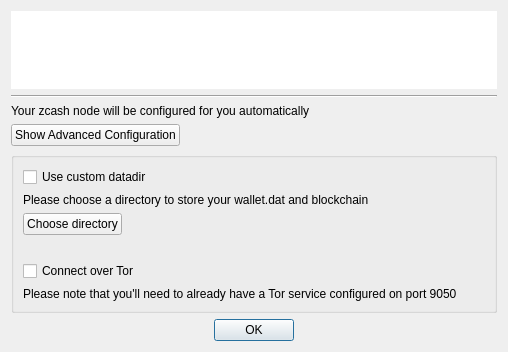
Qt form src/createzcashconfdialog.ui (z-bitcoinz/BitcoinZ_Blue) before a commit.
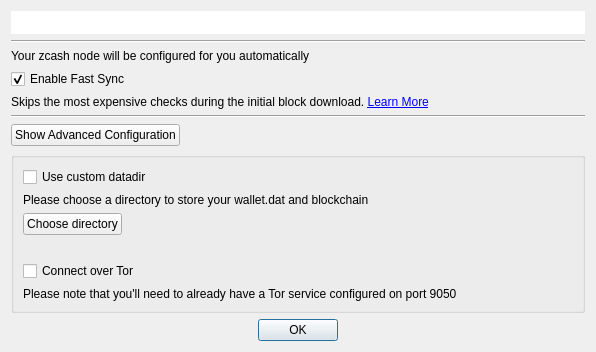
The same form after that commit. Custom widgets are drawn as their Qt base class.

Commit message: Support fast sync during initial block download

Diff of the .ui file:
```diff
--- a/src/createzcashconfdialog.ui
+++ b/src/createzcashconfdialog.ui
@@ -6,7 +6,7 @@
    <rect>
     <x>0</x>
     <y>0</y>
-    <width>508</width>
+    <width>596</width>
     <height>352</height>
    </rect>
   </property>
@@ -28,32 +28,22 @@
      <property name="text">
       <string notr="true"/>
      </property>
-     <property name="scaledContents">
-      <bool>true</bool>
-     </property>
-    </widget>
-   </item>
-   <item row="1" column="1">
-    <widget class="Line" name="line">
-     <property name="orientation">
-      <enum>Qt::Horizontal</enum>
-     </property>
-    </widget>
-   </item>
-   <item row="6" column="1">
-    <widget class="QDialogButtonBox" name="buttonBox">
-     <property name="orientation">
-      <enum>Qt::Horizontal</enum>
-     </property>
-     <property name="standardButtons">
-      <set>QDialogButtonBox::Ok</set>
-     </property>
-     <property name="centerButtons">
-      <bool>true</bool>
+     <property name="alignment">
+      <set>Qt::AlignLeading|Qt::AlignLeft|Qt::AlignVCenter</set>
      </property>
     </widget>
    </item>
    <item row="3" column="1">
+    <widget class="QCheckBox" name="chkFastSync">
+     <property name="text">
+      <string>Enable Fast Sync</string>
+     </property>
+     <property name="checked">
+      <bool>true</bool>
+     </property>
+    </widget>
+   </item>
+   <item row="6" column="1">
     <layout class="QHBoxLayout" name="horizontalLayout_3">
      <item>
       <widget class="QPushButton" name="btnAdvancedConfig">
@@ -90,7 +80,20 @@
      </property>
     </widget>
    </item>
-   <item row="4" column="1">
+   <item row="9" column="1">
+    <widget class="QDialogButtonBox" name="buttonBox">
+     <property name="orientation">
+      <enum>Qt::Horizontal</enum>
+     </property>
+     <property name="standardButtons">
+      <set>QDialogButtonBox::Ok</set>
+     </property>
+     <property name="centerButtons">
+      <bool>true</bool>
+     </property>
+    </widget>
+   </item>
+   <item row="7" column="1">
     <widget class="QGroupBox" name="grpAdvanced">
      <property name="title">
       <string/>
@@ -165,6 +168,39 @@
      </layout>
     </widget>
    </item>
+   <item row="1" column="1">
+    <widget class="Line" name="line">
+     <property name="orientation">
+      <enum>Qt::Horizontal</enum>
+     </property>
+    </widget>
+   </item>
+   <item row="4" column="1">
+    <widget class="QLabel" name="label_3">
+     <property name="text">
+      <string>&lt;html&gt;&lt;head/&gt;&lt;body&gt;&lt;p&gt;Skips the most expensive checks during the initial block download. &lt;a href=&quot;https://docs.zecwallet.co/using-zecwallet/#fastsync&quot;&gt;&lt;span style=&quot; text-decoration: underline; color:#0000ff;&quot;&gt;Learn More&lt;/span&gt;&lt;/a&gt;&lt;/p&gt;&lt;/body&gt;&lt;/html&gt;</string>
+     </property>
+     <property name="textFormat">
+      <enum>Qt::RichText</enum>
+     </property>
+     <property name="wordWrap">
+      <bool>true</bool>
+     </property>
+     <property name="openExternalLinks">
+      <bool>true</bool>
+     </property>
+     <property name="textInteractionFlags">
+      <set>Qt::LinksAccessibleByKeyboard|Qt::LinksAccessibleByMouse</set>
+     </property>
+    </widget>
+   </item>
+   <item row="5" column="1">
+    <widget class="Line" name="line_2">
+     <property name="orientation">
+      <enum>Qt::Horizontal</enum>
+     </property>
+    </widget>
+   </item>
   </layout>
  </widget>
  <customwidgets>
```
Left out of the diff: 34 changed lines with no effect on the pictures. The commit also changes 3 other files.
